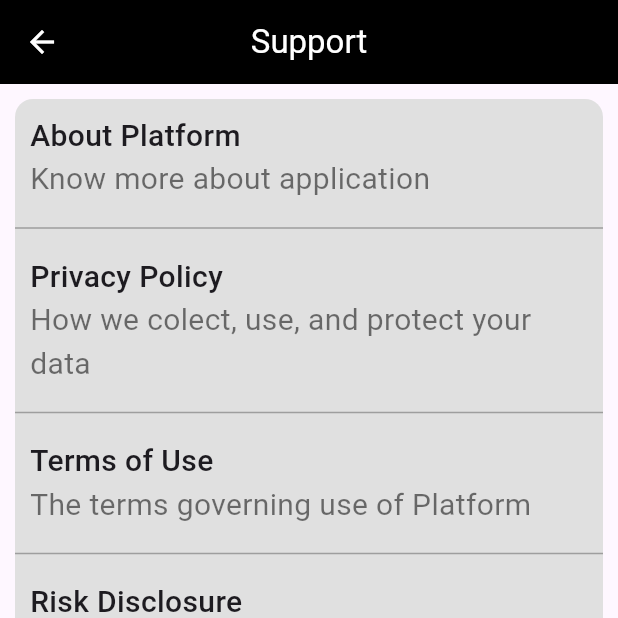
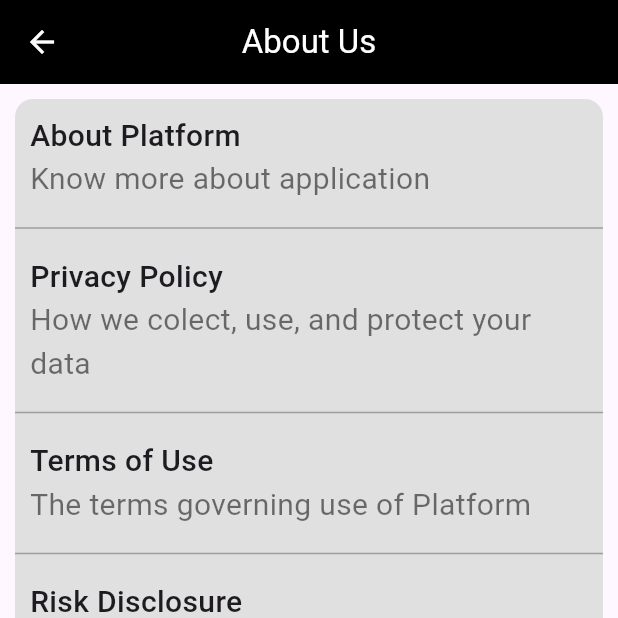
Before and after one commit to DINESH-JUMANI/Stockphoria, a Flutter app: the AboutUsScreen screen opened directly, on a phone screen of 412 x 824 dp, the top half of it. Run offline on Flutter 3.47's test engine with Material 3 defaults, Android fonts, the phone set to English and light mode, and no system bars; our stand-ins replace cloud_firestore, firebase_auth, firebase_core, flutter_riverpod, flutter_spinkit; accounts and stored records are empty; network calls fail.

Commit message:
Fixed Bug

```diff
--- a/stock_app/lib/screens/profile-screens/about_us.dart
+++ b/stock_app/lib/screens/profile-screens/about_us.dart
@@ -28,7 +28,7 @@ class AboutUsScreen extends StatelessWidget {
         centerTitle: true,
         backgroundColor: Colors.black,
         foregroundColor: Colors.white,
-        title: const Text('Support'),
+        title: const Text('About Us'),
       ),
       body: Container(
         margin: const EdgeInsets.all(10),
```
